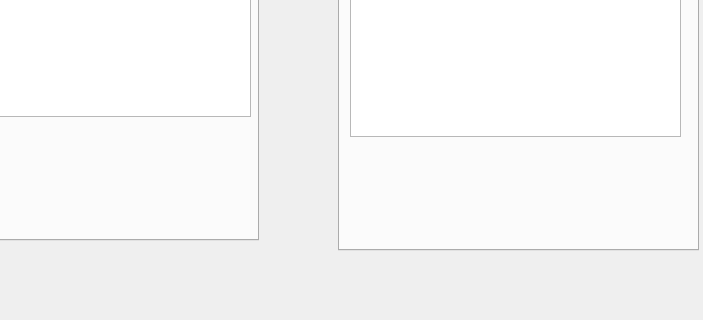
Above: GestionClients/mainwindow.ui from mondher23/smart_restaurant2A17 before the change; both pictures show x 152 to 855 and y 160 to 480 of the 962 by 600 pixel window. Below: the same form after it.
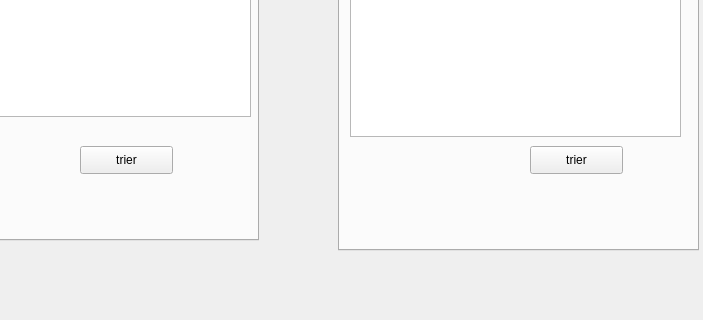
That is the form after the change. The open tabs and pages were chosen to show the change.

The edit to the form file:
```diff
--- a/GestionClients/mainwindow.ui
+++ b/GestionClients/mainwindow.ui
@@ -209,6 +209,19 @@
        </rect>
       </property>
      </widget>
+     <widget class="QPushButton" name="pb_tri">
+      <property name="geometry">
+       <rect>
+        <x>170</x>
+        <y>220</y>
+        <width>93</width>
+        <height>28</height>
+       </rect>
+      </property>
+      <property name="text">
+       <string>trier</string>
+      </property>
+     </widget>
     </widget>
     <widget class="QWidget" name="tab">
      <attribute name="title">
@@ -365,6 +378,19 @@
        </rect>
       </property>
      </widget>
+     <widget class="QPushButton" name="pb_tri_2">
+      <property name="geometry">
+       <rect>
+        <x>190</x>
+        <y>210</y>
+        <width>93</width>
+        <height>28</height>
+       </rect>
+      </property>
+      <property name="text">
+       <string>trier</string>
+      </property>
+     </widget>
     </widget>
     <widget class="QWidget" name="tab_3">
      <attribute name="title">
```
Left out of the diff: 4 changed lines with no effect on the pictures.
